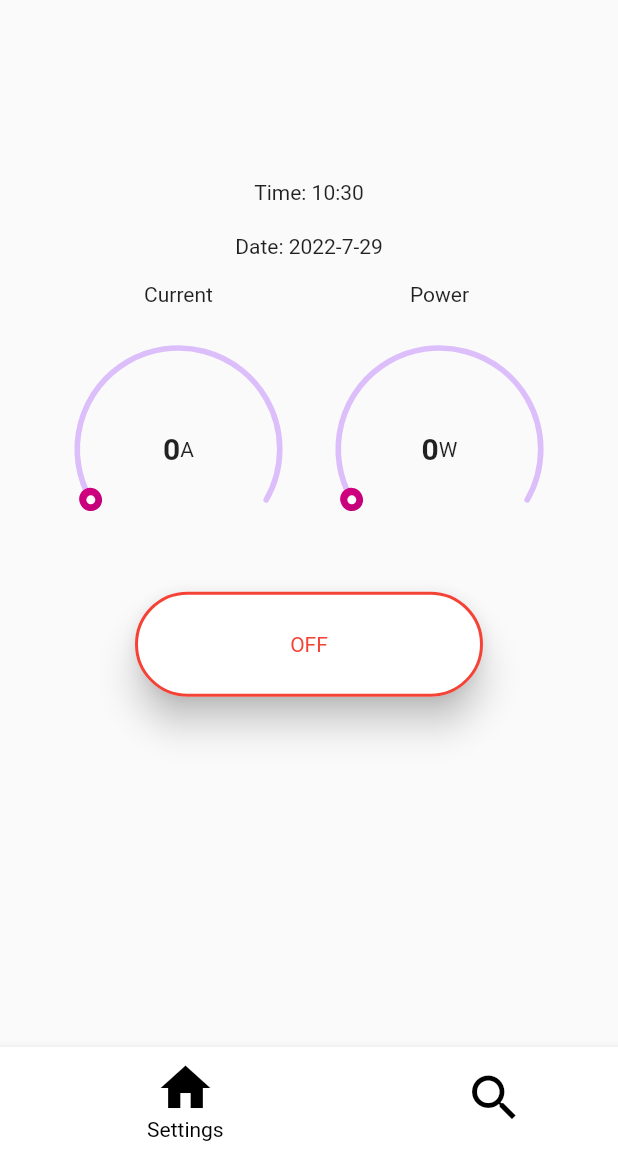
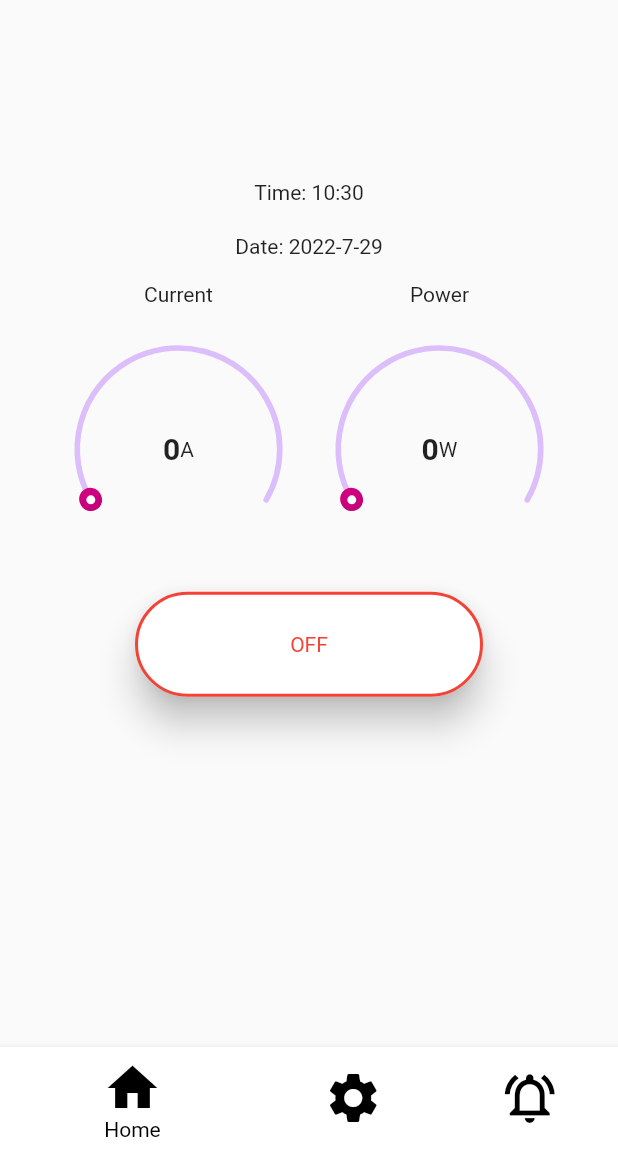
Before and after one commit to e-vanss/Smart-Appliance, a Flutter app: the screen it shows after launch, on a phone screen of 412 x 824 dp, the part 84-1236 px from its top. Run offline on Flutter 3.47's test engine with Material 2 defaults, Android fonts, the phone set to English and light mode, and no system bars; drawn by our look-alikes of sleek_circular_slider.

Commit message:
Created home Buttom Navigationbar icon, Changed few i cons

```diff
--- a/lib/devices/device.dart
+++ b/lib/devices/device.dart
@@ -28,7 +28,7 @@ class _DevicesState extends State<Devices> {
               children: [
                 Text(
                   'Time: ${DateTime.now().hour}:${DateTime.now().minute}',
-                  style: TextStyle(),
+                  style: const TextStyle(),
                 )
               ],
             ),
@@ -42,7 +42,7 @@ class _DevicesState extends State<Devices> {
               children: [
                 Text(
                     'Date: ${DateTime.now().year}-${DateTime.now().month}-${DateTime.now().day}',
-                    style: TextStyle())
+                    style: const TextStyle())
               ],
             ),
           ),
@@ -112,7 +112,7 @@ class _DevicesState extends State<Devices> {
                     appearance: appearance01,
                     min: 0,
                     max: 5000,
-                    initialValue: isON ? 300 : 0,
+                    initialValue: isON ? 4000 : 0,
                   )
                 ],
               ),
@@ -137,8 +137,8 @@ class _DevicesState extends State<Devices> {
                   width: 2,
                 ),
                 textStyle: TextStyle(color: isON ? Colors.green : Colors.red),
-                fixedSize: Size(50, 70),
-                minimumSize: Size(70, 70),
+                fixedSize: const Size(50, 70),
+                minimumSize: const Size(70, 70),
                 shape: RoundedRectangleBorder(
                   borderRadius: BorderRadius.circular(50),
                 ),
--- a/lib/home/home.dart
+++ b/lib/home/home.dart
@@ -1,10 +1,11 @@
 import 'package:evans/devices/device.dart';
 import 'package:evans/notifications/notification.dart';
+import 'package:evans/settings/settings.dart';
 import 'package:flutter/material.dart';
 import 'package:sleek_circular_slider/sleek_circular_slider.dart';
 
 class Home extends StatefulWidget {
-  Home({Key? key}) : super(key: key);
+  const Home({Key? key}) : super(key: key);
 
   @override
   State<Home> createState() => _HomeState();
@@ -16,9 +17,11 @@ class _HomeState extends State<Home> {
       const CircularSliderAppearance();
 
   int _selectedIndex = 0;
+
   static const List<Widget> _widgetOptions = <Widget>[
     Devices(),
     Notifications(),
+    Settings(),
   ];
 
   void _onItemTapped(int index) {
@@ -46,11 +49,16 @@ class _HomeState extends State<Home> {
         items: const <BottomNavigationBarItem>[
           BottomNavigationBarItem(
             icon: Icon(Icons.home, color: Colors.black),
+            label: "Home",
+            backgroundColor: Colors.white,
+          ),
+          BottomNavigationBarItem(
+            icon: Icon(Icons.settings, color: Colors.black),
             label: 'Settings',
             backgroundColor: Colors.white,
           ),
           BottomNavigationBarItem(
-            icon: Icon(Icons.search, color: Colors.black),
+            icon: Icon(Icons.notifications_active_outlined, color: Colors.black),
             label: "Notifications",
             backgroundColor: Colors.white,
           ),
--- a/lib/main.dart
+++ b/lib/main.dart
@@ -17,7 +17,7 @@ class MyApp extends StatelessWidget {
       theme: ThemeData(
         primarySwatch: Colors.blue,
       ),
-      home: Home(),
+      home: const Home(),
     );
   }
 }
--- /dev/null
+++ b/lib/settings/settings.dart
@@ -0,0 +1,10 @@
+import 'package:flutter/material.dart';
+
+class Settings extends StatelessWidget {
+  const Settings({Key? key}) : super(key: key);
+
+  @override
+  Widget build(BuildContext context) {
+    return Container();
+  }
+}
```
